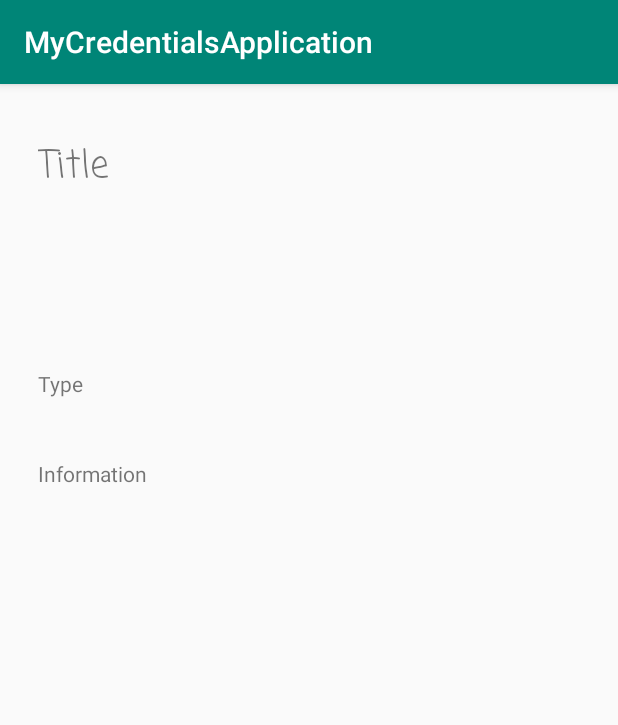
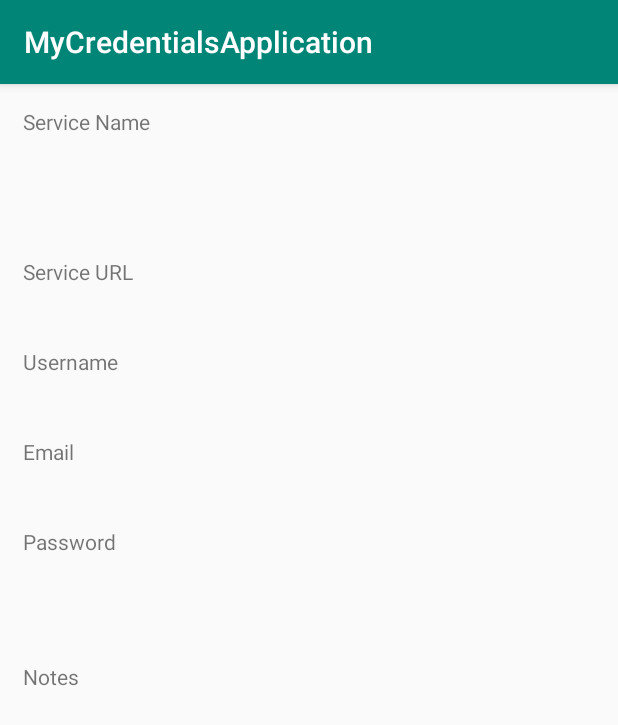
Before and after one commit to barrykidney/CredentialAppAndroid, an Android app: the CredentialActivity screen opened directly, with no data from a screen before it, on a phone screen of 412 x 824 dp. Shown: the top 725 px of the screen. Run offline under Robolectric (Android 15) with nearby library versions, the phone set to English and light mode, and no system bars; our stand-ins replace Room's generated code; network calls fail; 7 statements that could not run were skipped.

Commit message:
credentialActivity displaying results
Signed-off-by: barry <barrykidney@hotmail.com>

```diff
--- a/app/src/main/java/vis/ex/reg/mycredentialsapplication/CredentialActivity.java
+++ b/app/src/main/java/vis/ex/reg/mycredentialsapplication/CredentialActivity.java
@@ -6,7 +6,6 @@ import android.content.Intent;
 import android.content.IntentFilter;
 import android.net.ConnectivityManager;
 import android.net.NetworkInfo;
-import android.os.AsyncTask;
 import android.os.Bundle;
 import android.support.design.widget.CoordinatorLayout;
 import android.support.design.widget.Snackbar;
@@ -16,28 +15,21 @@ import android.util.Log;
 import android.view.View;
 import android.widget.TextView;
 
-import com.android.volley.Request;
-import com.android.volley.RequestQueue;
-import com.android.volley.Response;
-import com.android.volley.VolleyError;
-import com.android.volley.toolbox.StringRequest;
-import com.android.volley.toolbox.Volley;
-
-import org.json.JSONArray;
 import org.json.JSONException;
 import org.json.JSONObject;
-
-import java.util.HashMap;
-import java.util.List;
-import java.util.Map;
 
 
 public class CredentialActivity extends AppCompatActivity {
 
-    private TextView serviceNameView;
-    private TextView noteView;
-    private TextView usernameView;
-    private String credentialId;
+    private TextView serviceNameTextView;
+    private TextView serviceUrlTextView;
+    private TextView usernameTextView;
+    private TextView emailTextView;
+    private TextView passwordTextView;
+    private TextView noteTextView;
+
+//    private String credentialId;
+//    private Credential credential;
     private AppDatabase database;
 //    private CheckConnectivity connectivityChecker;
     private boolean snackBarDisplayed;
@@ -64,32 +56,56 @@ public class CredentialActivity extends AppCompatActivity {
 //            new IntentFilter(ConnectivityManager.CONNECTIVITY_ACTION));
         this.registerReceiver(broadcastReceiver, new IntentFilter("connection_change"));
 
+        database = AppDatabase.getDatabase(getApplicationContext());
+        serviceNameTextView = findViewById(R.id.serviceName);
+        serviceUrlTextView = findViewById(R.id.serviceUrl);
+        usernameTextView = findViewById(R.id.username);
+        emailTextView = findViewById(R.id.email);
+        passwordTextView = findViewById(R.id.password);
+        noteTextView = findViewById(R.id.note);
+
         // Get the transferred data from source activity.
         Intent intent = getIntent();
-        credentialId = intent.getStringExtra("credentialId");
+        try {
+            JSONObject credentialJson = new JSONObject(intent.getStringExtra("credential"));
+            populateCredentialView(credentialJson);
+        } catch (JSONException error) {
+            Log.e("CredentialsApp", error.getMessage());
+        }
 
-//        serviceName = findViewById(R.id.serviceName);
-//        note = findViewById(R.id.note);
-//        username = findViewById(R.id.username);
 
-        database = AppDatabase.getDatabase(getApplicationContext());
+//
+//        UpdateViewAsync updateViewAsync = new UpdateViewAsync();
+//        updateViewAsync.execute(Integer.valueOf(credentialId));
 
-        if (internetConnection) {
-            getCredentialFromAPI();
-        } else {
-            UpdateViewAsync updateViewAsync = new UpdateViewAsync();
-            updateViewAsync.execute(Integer.valueOf(credentialId));
+//        if (internetConnection) {
+//            getCredentialFromAPI();
+//        } else {
+//            UpdateViewAsync updateViewAsync = new UpdateViewAsync();
+//            updateViewAsync.execute(Integer.valueOf(credentialId));
+//        }
+    }
+
+    private void populateCredentialView(JSONObject credential) {
+        try {
+            serviceNameTextView.setText(credential.getString("serviceName"));
+            serviceUrlTextView.setText(credential.getString("serviceUrl"));
+            usernameTextView.setText(credential.getString("username"));
+            emailTextView.setText(credential.getString("email"));
+            passwordTextView.setText(credential.getString("password"));
+            noteTextView.setText(credential.getString("username"));
+        } catch (JSONException error) {
+            Log.e("CredentialsApp", error.getMessage());
         }
     }
 
     BroadcastReceiver broadcastReceiver = new BroadcastReceiver() {
         @Override
-        public void onReceive(Context context, Intent intent) {
-            String state = intent.getStringExtra("state");
+        public void onReceive(Context context, Intent intent) { String state = intent.getStringExtra("state");
         if (state.equals("available") && snackBarDisplayed) {
             snackBar.dismiss();
             snackBarDisplayed = false;
-                getCredentialFromAPI();
+//            getCredentialFromAPI();
         } else if (state.equals("unavailable") && !snackBarDisplayed) {
             snackBar = Snackbar.make(coordinatorLayout, "Connection Lost", Snackbar.LENGTH_INDEFINITE);
             View sbView = snackBar.getView();
@@ -100,131 +116,12 @@ public class CredentialActivity extends AppCompatActivity {
         }
     };
 
-    private void getCredentialFromAPI() {
-        RequestQueue queue = Volley.newRequestQueue(this);
-        String url = getResources().getString(R.string.api_url) + "/credentials/" + credentialId;
-        Log.d("CredentialsApp", url);
-
-        StringRequest getRequest = new StringRequest(Request.Method.GET, url, new Response.Listener<String>() {
-
     @Override
-            public void onResponse(String response) {
-                Log.d("CredentialsApp", "onResponse()");
-                try {
-                    Log.d("CredentialsApp", "try");
-                    JSONObject credential = new JSONObject(response);
-                    methodToHoldUntilResponseArrived(credential);
-                } catch (java.lang.Throwable e) {
-                    Log.e("CredentialsApp", "unexpected JSON exception", e);
+    public void onBackPressed() {
+        Intent intent = new Intent(CredentialActivity.this, MainActivity.class);
+//        unregisterReceiver(this.connectivityChecker);
+//        unregisterReceiver(broadcastReceiver);
+        startActivity(intent);
+        finish();
     }
 }
-
-            private void methodToHoldUntilResponseArrived(JSONObject response) {
-                Log.d("CredentialsApp", "methodToHoldUntilResponseArrived()");
-
-//                        JSONObject obj = (JSONObject) response.get(0);
-                Log.d("CredentialsApp", response.toString());
-                Log.d("CredentialsApp", response.getClass().getName());
-                try {
-                    String serviceName = response.getString("serviceName");
-                    String serviceUrl = response.getString("serviceUrl");
-                    String username = response.getString("username");
-                    String email = response.getString("email");
-                    String encodedPassword = response.getString("encodedPassword");
-                    String dateLastModified = response.getString("dateLastModified");
-                    String note = response.getString("note");
-                    String active = response.getString("active");
-
-                    UpdateDBAsync updateDBAsync = new UpdateDBAsync();
-                    updateDBAsync.execute(String.valueOf(credentialId), dateLastModified, serviceName,
-                                            serviceUrl, username, email, encodedPassword, note, active);
-
-                } catch (JSONException e) {
-                    Log.e("MYAPP", "unexpected JSON exception", e);
-                }
-            }
-        }, new Response.ErrorListener() {
-
-            @Override
-            public void onErrorResponse(VolleyError error) {
-                Log.d("Error.Response", error.toString());
-            }
-        }){
-            @Override
-            protected Map<String,String> getParams(){
-                Map<String,String> params = new HashMap<>();
-//                params.put("Book_ID", bookId);
-                return params;
-            }
-        };
-        // add it to the RequestQueue
-        queue.add(getRequest);
-    }
-
-//    private void populateBookView(Book book) {
-//        authorId = book.Author_ID;
-//        bookTitle.setText(book.BookName);
-//        if (book.Info == null) {
-//            bookInfoType.setText(getResources().getString(R.string.not_avail));
-//            bookDescription.setText("");
-//        } else {
-//            bookInfoType.setText(book.InfoType);
-//            bookDescription.setText(book.Info);
-//        }
-//    }
-
-//    @Override
-//    public void onBackPressed() {
-//        Intent intent = new Intent(BookActivity.this, bookListActivity.class);
-//        intent.putExtra("authorId", String.valueOf(authorId));
-//        unregisterReceiver(this.connectivityChecker);
-//        unregisterReceiver(broadcastReceiver);
-//        startActivity(intent);
-//        finish();
-//    }
-
-    class UpdateDBAsync extends AsyncTask<String, Void, Integer> {
-        @Override
-        protected void onPostExecute(Integer result){
-            if (result != -1) {
-                UpdateViewAsync updateViewAsync = new UpdateViewAsync();
-                updateViewAsync.execute(result);
-            }
-        }
-
-        @Override
-        protected Integer doInBackground(String... params) {
-            List<Credential> credentialList = database.credentialDAO().getCredentialById(Integer.valueOf(params[0]));
-//            if (credentialList.size() > 0 && params[1]) {
-
-//                Book book = bookList.get(0);
-//                String infoType = params[1];
-//                String info = params[2];
-//                if (book.InfoType == null || book.Info == null) {
-//                    book.InfoType = infoType;
-//                    book.Info = info;
-//                    database.bookDAO().updateBook(book);
-//                }
-//                return Integer.valueOf(params[0]);
-//            } else {
-                return -1;
-//            }
-        }
-    }
-
-    class UpdateViewAsync extends AsyncTask<Integer, Void, List<Credential>>{
-        @Override
-        protected void onPostExecute(List<Credential> result){
-            if (result.size() < 1) {
-                result.add(new Credential(-1, "x",
-                    "Oops, No book found in database",
-                    "",false));
-            }
-//            populateBookView(result.get(0));
-        }
-        @Override
-        protected List<Credential> doInBackground(Integer... params) {
-            return database.credentialDAO().getCredentialById(params[0]);
-        }
-    }
-}
--- a/app/src/main/res/layout/activity_credential.xml
+++ b/app/src/main/res/layout/activity_credential.xml
@@ -12,49 +12,64 @@ android:layout_width="match_parent"
 android:layout_height="match_parent"
 tools:context=".CredentialActivity">
 
-<!--    android:id="@+id/bookTitle"-->
     <TextView
         android:id="@+id/serviceName"
-    android:layout_width="350dp"
-    android:layout_height="130dp"
-    android:layout_marginStart="25dp"
-    android:layout_marginTop="35dp"
-    android:layout_marginEnd="25dp"
-    android:layout_marginBottom="109dp"
-    android:fontFamily="casual"
-    android:text="Title"
-    android:textSize="25sp"
-    app:layout_constraintBottom_toTopOf="@+id/note"
-    app:layout_constraintEnd_toEndOf="parent"
-    app:layout_constraintStart_toStartOf="parent"
-    app:layout_constraintTop_toTopOf="parent" />
+        android:layout_width="match_parent"
+        android:layout_height="45dp"
+        android:layout_marginStart="15dp"
+        android:layout_marginTop="15dp"
+        android:layout_marginEnd="15dp"
+        android:layout_marginBottom="10dp"
+        android:text="Service Name" />
 
-<!--    android:id="@+id/bookInfoType"-->
+    <TextView
+        android:id="@+id/serviceUrl"
+        android:layout_width="match_parent"
+        android:layout_height="35dp"
+        android:layout_marginStart="15dp"
+        android:layout_marginTop="115dp"
+        android:layout_marginEnd="15dp"
+        android:layout_marginBottom="10dp"
+        android:text="Service URL" />
+
     <TextView
         android:id="@+id/username"
-    android:layout_width="350dp"
-    android:layout_height="50dp"
-    android:layout_marginStart="25dp"
-    android:layout_marginTop="190dp"
-    android:layout_marginEnd="25dp"
-    android:text="Type"
-    app:layout_constraintTop_toBottomOf="@+id/note"/>
+        android:layout_width="match_parent"
+        android:layout_height="35dp"
+        android:layout_marginStart="15dp"
+        android:layout_marginTop="175dp"
+        android:layout_marginEnd="15dp"
+        android:layout_marginBottom="10dp"
+        android:text="Username" />
 
-    <!--    android:id="@+id/bookDescription"-->
     <TextView
+        android:id="@+id/email"
+        android:layout_width="match_parent"
+        android:layout_height="35dp"
+        android:layout_marginStart="15dp"
+        android:layout_marginTop="235dp"
+        android:layout_marginEnd="15dp"
+        android:layout_marginBottom="10dp"
+        android:text="Email" />
 
+    <TextView
+        android:id="@+id/password"
+        android:layout_width="match_parent"
+        android:layout_height="35dp"
+        android:layout_marginStart="15dp"
+        android:layout_marginTop="295dp"
+        android:layout_marginEnd="15dp"
+        android:layout_marginBottom="10dp"
+        android:text="Password" />
+
+    <TextView
         android:id="@+id/note"
-    android:layout_width="350dp"
-    android:layout_height="450dp"
-    android:layout_marginStart="25dp"
-    android:layout_marginTop="250dp"
-    android:layout_marginEnd="25dp"
-    android:layout_marginBottom="100dp"
-    android:text="Information"
-    app:layout_constraintBottom_toBottomOf="parent"
-    app:layout_constraintEnd_toEndOf="parent"
-    app:layout_constraintHorizontal_bias="0.373"
-    app:layout_constraintStart_toStartOf="parent"
-    app:layout_constraintTop_toTopOf="parent" />
+        android:layout_width="match_parent"
+        android:layout_height="150dp"
+        android:layout_marginStart="15dp"
+        android:layout_marginTop="385dp"
+        android:layout_marginEnd="15dp"
+        android:layout_marginBottom="10dp"
+        android:text="Notes" />
 
 </android.support.design.widget.CoordinatorLayout>
--- a/app/src/main/res/values/strings.xml
+++ b/app/src/main/res/values/strings.xml
@@ -1,6 +1,6 @@
 <resources>
     <string name="app_name">MyCredentialsApplication</string>
     <string name="action_settings">Settings</string>
-    <string name="api_url">http://52.211.124.39:8080</string>
+    <string name="api_url">http://34.240.152.250:8080</string>
     <string name="not_avail">Information currently unavailable</string>
 </resources>
```
Also changed, not shown: app/src/main/java/vis/ex/reg/mycredentialsapplication/Credential.java (+32 -2 lines), app/src/main/java/vis/ex/reg/mycredentialsapplication/MainActivity.java (+14 -27 lines). Lines whose indentation alone changed are shown as unchanged.
